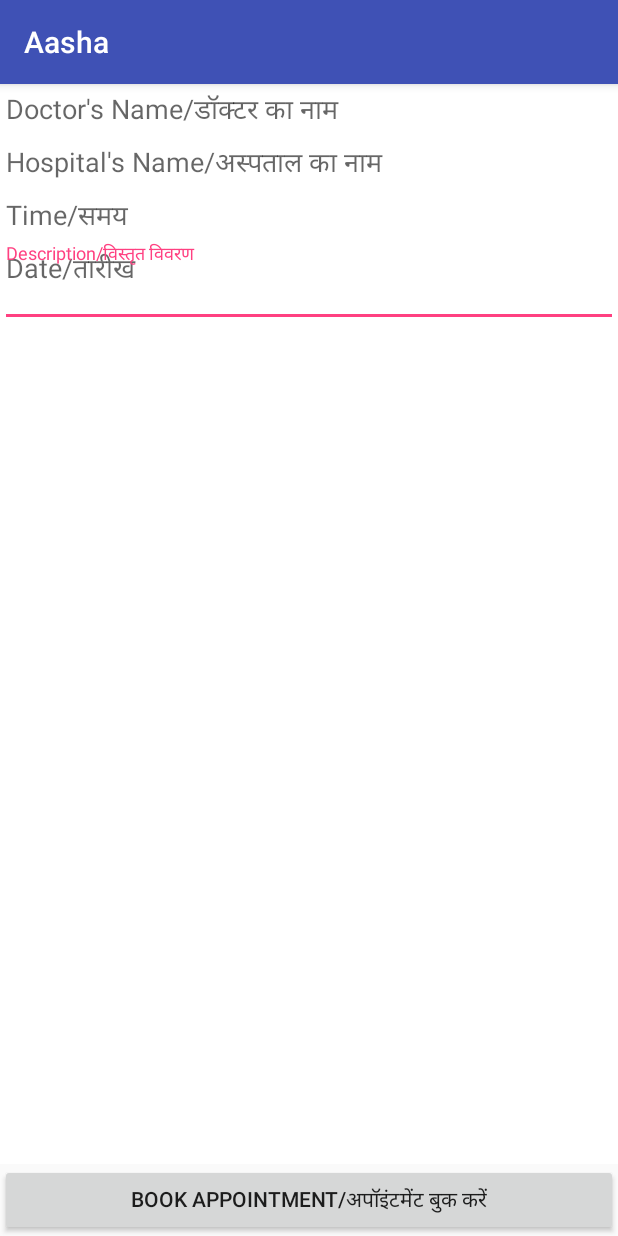
After one commit to hareshkh/Aasha, an Android app: the fragment BookAppointmentFraqment shown on its own in the app's theme, on a phone screen of 412 x 824 dp. The commit adds this screen. Run offline under Robolectric (Android 15) with nearby library versions, the phone set to English and light mode, and no system bars.

Commit message:
Adds Appointment Booking Fragment

```diff
--- /dev/null
+++ b/app/src/main/java/com/iitr/cfd/aasha/fragments/BookAppointmentFraqment.java
@@ -0,0 +1,104 @@
+package com.iitr.cfd.aasha.fragments;
+
+import android.app.DatePickerDialog;
+import android.app.TimePickerDialog;
+import android.content.Context;
+import android.os.Bundle;
+import android.support.annotation.Nullable;
+import android.support.v4.app.Fragment;
+import android.view.LayoutInflater;
+import android.view.View;
+import android.view.ViewGroup;
+import android.widget.DatePicker;
+import android.widget.EditText;
+import android.widget.TextView;
+import android.widget.TimePicker;
+
+import com.iitr.cfd.aasha.R;
+
+import java.text.SimpleDateFormat;
+import java.util.Calendar;
+import java.util.Locale;
+
+public class BookAppointmentFraqment extends Fragment {
+
+    TextView doctorName;
+    TextView hospitalName;
+    TextView appointmentDate;
+    TextView appointmentTime;
+    EditText appointmentDescription;
+
+    Calendar calendar;
+
+    public BookAppointmentFraqment() {
+        // Required empty public constructor
+    }
+
+    @Override
+    public void onAttach(Context context) {
+        super.onAttach(context);
+    }
+
+    @Override
+    public void onCreate(@Nullable Bundle savedInstanceState) {
+        super.onCreate(savedInstanceState);
+    }
+
+    @Override
+    public View onCreateView(LayoutInflater inflater, ViewGroup container, Bundle savedInstanceState) {
+        return inflater.inflate(R.layout.fragment_book_appointment, container, false);
+    }
+
+    @Override
+    public void onViewCreated(View view, @Nullable Bundle savedInstanceState) {
+        super.onViewCreated(view, savedInstanceState);
+
+        doctorName = (TextView) view.findViewById(R.id.doctor_name_appointment);
+        hospitalName = (TextView) view.findViewById(R.id.hospital_name_appointment);
+        appointmentDate = (TextView) view.findViewById(R.id.date_appointment);
+        appointmentTime = (TextView) view.findViewById(R.id.time_appointment);
+        appointmentDescription = (EditText) view.findViewById(R.id.input_description_appointment);
+
+        calendar = Calendar.getInstance();
+        final DatePickerDialog.OnDateSetListener appointmentDateDialog = new DatePickerDialog.OnDateSetListener() {
+            @Override
+            public void onDateSet(DatePicker view, int year, int month, int dayOfMonth) {
+                calendar.set(Calendar.YEAR, year);
+                calendar.set(Calendar.MONTH, month);
+                calendar.set(Calendar.DAY_OF_MONTH, dayOfMonth);
+
+                String format = "yyyy-MM-dd";
+                SimpleDateFormat sdf = new SimpleDateFormat(format, Locale.ENGLISH);
+                appointmentDate.setText(getString(R.string.hint_date_appointment) + "\n" + sdf.format(calendar.getTime()));
+            }
+        };
+
+        final TimePickerDialog.OnTimeSetListener appointmentTimeDialog = new TimePickerDialog.OnTimeSetListener() {
+            @Override
+            public void onTimeSet(TimePicker view, int hourOfDay, int minute) {
+                calendar.set(Calendar.HOUR_OF_DAY, hourOfDay);
+                calendar.set(Calendar.MINUTE, minute);
+
+                String format = "hh:mm:ss";
+                SimpleDateFormat sdf = new SimpleDateFormat(format, Locale.ENGLISH);
+                appointmentTime.setText(getString(R.string.hint_time_appointment) + "\n" + sdf.format(calendar.getTime()));
+            }
+        };
+
+        appointmentDate.setOnClickListener(new View.OnClickListener() {
+            @Override
+            public void onClick(View v) {
+                new DatePickerDialog(getContext(), appointmentDateDialog, calendar.get(Calendar.YEAR),
+                        calendar.get(Calendar.MONTH), calendar.get(Calendar.DAY_OF_MONTH)).show();
+            }
+        });
+
+        appointmentTime.setOnClickListener(new View.OnClickListener() {
+            @Override
+            public void onClick(View v) {
+                new TimePickerDialog(getContext(), appointmentTimeDialog,
+                        calendar.get(Calendar.HOUR_OF_DAY), calendar.get(Calendar.MINUTE), true).show();
+            }
+        });
+    }
+}
--- a/app/src/main/java/com/iitr/cfd/aasha/fragments/SignUpFragment.java
+++ b/app/src/main/java/com/iitr/cfd/aasha/fragments/SignUpFragment.java
@@ -117,7 +117,7 @@ public class SignUpFragment extends Fragment {
                 calendar.set(Calendar.MONTH, month);
                 calendar.set(Calendar.DAY_OF_MONTH, dayOfMonth);
 
-                String format = "yyyy-MM-dd"; //In which you need put here
+                String format = "yyyy-MM-dd";
                 SimpleDateFormat sdf = new SimpleDateFormat(format, Locale.ENGLISH);
                 dueDate.setText(getString(R.string.hint_duedate_signup) + "\n" + sdf.format(calendar.getTime()));
             }
@@ -129,7 +129,7 @@ public class SignUpFragment extends Fragment {
                 calendar.set(Calendar.MONTH, month);
                 calendar.set(Calendar.DAY_OF_MONTH, dayOfMonth);
 
-                String format = "yyyy-MM-dd"; //In which you need put here
+                String format = "yyyy-MM-dd";
                 SimpleDateFormat sdf = new SimpleDateFormat(format, Locale.ENGLISH);
                 conceiveDate.setText(getString(R.string.hint_conceivedate_signup) + "\n" + sdf.format(calendar.getTime()));
             }
--- a/app/src/main/java/com/iitr/cfd/aasha/utilities/StringUtils.java
+++ b/app/src/main/java/com/iitr/cfd/aasha/utilities/StringUtils.java
@@ -1,13 +1,7 @@
 package com.iitr.cfd.aasha.utilities;
 
-import java.nio.charset.StandardCharsets;
 import java.security.MessageDigest;
 import java.security.NoSuchAlgorithmException;
-import java.util.Arrays;
-
-/**
- * Created by Harjot on 05-Feb-17.
- */
 
 public class StringUtils {
 
--- a/app/src/main/res/layout/activity_login.xml
+++ b/app/src/main/res/layout/activity_login.xml
@@ -4,13 +4,16 @@
     android:id="@+id/activity_login"
     android:layout_width="match_parent"
     android:layout_height="match_parent"
+    android:paddingBottom="@dimen/activity_vertical_margin"
+    android:paddingLeft="@dimen/activity_horizontal_margin"
+    android:paddingRight="@dimen/activity_horizontal_margin"
+    android:paddingTop="@dimen/activity_vertical_margin"
     tools:context="com.iitr.cfd.aasha.activities.LoginActivity">
 
     <android.support.design.widget.TextInputLayout
         android:id="@+id/input_layout_uid"
         android:layout_width="match_parent"
-        android:layout_height="wrap_content"
-        android:padding="10dp">
+        android:layout_height="wrap_content">
 
         <EditText
             android:id="@+id/input_uid"
@@ -26,8 +29,7 @@
         android:id="@+id/input_layout_password"
         android:layout_width="match_parent"
         android:layout_height="wrap_content"
-        android:layout_below="@id/input_layout_uid"
-        android:padding="10dp">
+        android:layout_below="@id/input_layout_uid">
 
         <EditText
             android:id="@+id/input_password"
@@ -53,8 +55,6 @@
         android:layout_height="wrap_content"
         android:layout_alignParentBottom="true"
         android:layout_centerHorizontal="true"
-        android:layout_marginBottom="10dp"
-        android:padding="10dp"
         android:text="@string/sign_up_text_view" />
 
     <FrameLayout
--- /dev/null
+++ b/app/src/main/res/layout/fragment_book_appointment.xml
@@ -0,0 +1,79 @@
+<?xml version="1.0" encoding="utf-8"?>
+<RelativeLayout xmlns:android="http://schemas.android.com/apk/res/android"
+    android:layout_width="match_parent"
+    android:layout_height="match_parent">
+
+    <ScrollView
+        android:layout_width="match_parent"
+        android:layout_height="match_parent"
+        android:layout_above="@+id/button_book_appointment"
+        android:background="@color/background"
+        android:clickable="true">
+
+        <RelativeLayout
+            android:layout_width="match_parent"
+            android:layout_height="wrap_content"
+            android:background="@color/background">
+
+            <TextView
+                android:id="@+id/doctor_name_appointment"
+                android:layout_width="match_parent"
+                android:layout_height="wrap_content"
+                android:hint="@string/hint_doctor_name_appointment"
+                android:padding="4dp"
+                android:textSize="18sp" />
+
+            <TextView
+                android:id="@+id/hospital_name_appointment"
+                android:layout_width="match_parent"
+                android:layout_height="wrap_content"
+                android:layout_below="@id/doctor_name_appointment"
+                android:hint="@string/hint_hospital_name_appointment"
+                android:padding="4dp"
+                android:textSize="18sp" />
+
+            <TextView
+                android:id="@+id/time_appointment"
+                android:layout_width="match_parent"
+                android:layout_height="wrap_content"
+                android:layout_below="@id/hospital_name_appointment"
+                android:hint="@string/hint_time_appointment"
+                android:padding="4dp"
+                android:textSize="18sp" />
+
+            <TextView
+                android:id="@+id/date_appointment"
+                android:layout_width="match_parent"
+                android:layout_height="wrap_content"
+                android:layout_below="@id/time_appointment"
+                android:hint="@string/hint_date_appointment"
+                android:padding="4dp"
+                android:textSize="18sp" />
+
+            <android.support.design.widget.TextInputLayout
+                android:id="@+id/input_layout_description_appointment"
+                android:layout_width="match_parent"
+                android:layout_height="wrap_content"
+                android:layout_below="@id/time_appointment">
+
+                <EditText
+                    android:id="@+id/input_description_appointment"
+                    android:layout_width="match_parent"
+                    android:layout_height="wrap_content"
+                    android:hint="@string/hint_description_appointment"
+                    android:inputType="text" />
+
+            </android.support.design.widget.TextInputLayout>
+
+        </RelativeLayout>
+
+    </ScrollView>
+
+    <Button
+        android:id="@+id/button_book_appointment"
+        android:layout_width="match_parent"
+        android:layout_height="wrap_content"
+        android:layout_alignParentBottom="true"
+        android:text="@string/appointment_book_button_text" />
+
+</RelativeLayout>
--- a/app/src/main/res/layout/fragment_signup.xml
+++ b/app/src/main/res/layout/fragment_signup.xml
@@ -7,18 +7,14 @@
         android:layout_width="match_parent"
         android:layout_height="match_parent"
         android:layout_above="@+id/register_button_signup"
-        android:background="#FFFFFF"
+        android:background="@color/background"
         android:clickable="true">
 
         <RelativeLayout
             android:id="@+id/signup_details"
             android:layout_width="match_parent"
             android:layout_height="wrap_content"
-            android:background="#FFFFFF"
-            android:paddingBottom="@dimen/activity_vertical_margin"
-            android:paddingLeft="@dimen/activity_horizontal_margin"
-            android:paddingRight="@dimen/activity_horizontal_margin"
-            android:paddingTop="@dimen/activity_vertical_margin">
+            android:background="@color/background">
 
             <android.support.design.widget.TextInputLayout
                 android:id="@+id/input_layout_name_signup"
--- a/app/src/main/res/values/colors.xml
+++ b/app/src/main/res/values/colors.xml
@@ -3,4 +3,5 @@
     <color name="colorPrimary">#3F51B5</color>
     <color name="colorPrimaryDark">#303F9F</color>
     <color name="colorAccent">#FF4081</color>
+    <color name="background">#FFFFFF</color>
 </resources>
--- a/app/src/main/res/values/strings.xml
+++ b/app/src/main/res/values/strings.xml
@@ -18,6 +18,14 @@
     <string name="register_button_text">Register/रजिस्टर करें</string>
     <string name="is_pregnant">Pregnant/गर्भवती?</string>
 
+    <!--Appointment Booking-->
+    <string name="appointment_book_button_text">Book Appointment/अपॉइंटमेंट बुक करें</string>
+    <string name="hint_doctor_name_appointment">Doctor\'s Name/डॉक्टर का नाम</string>
+    <string name="hint_hospital_name_appointment">Hospital\'s Name/अस्पताल का नाम</string>
+    <string name="hint_time_appointment">Time/समय</string>
+    <string name="hint_description_appointment">Description/विस्तृत विवरण</string>
+    <string name="hint_date_appointment">Date/तारीख</string>
+
     <!--Tab names-->
     <string name="tab_one">Appointments</string>
     <string name="tab_two">Hospitals</string>
```
